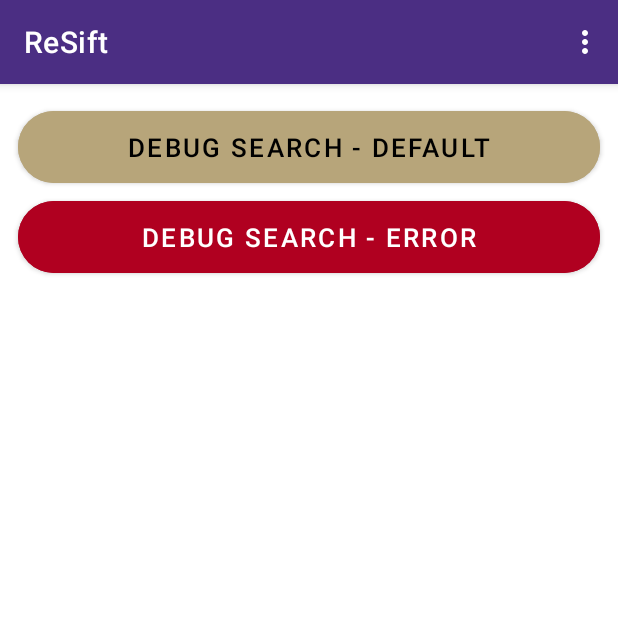
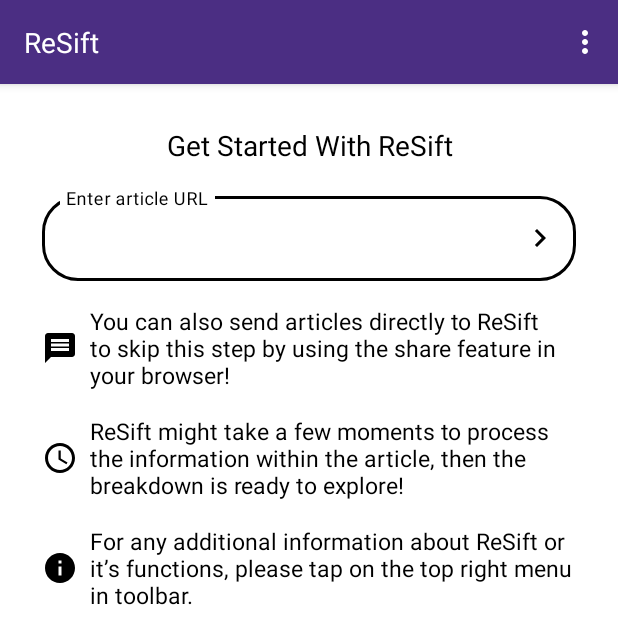
Before and after one commit to Team-Mesa/ReSIFT-Capstone, an Android app: the screen it shows after launch (MainActivity), on a phone screen of 412 x 824 dp. Shown: the top 644 px of the screen. Run offline under Robolectric (Android 15) with nearby library versions, the phone set to English and light mode, and no system bars.

Commit message:
Add home page

```diff
--- a/ReSift/app/src/main/java/edu/uw/minh2804/resift/MainActivity.kt
+++ b/ReSift/app/src/main/java/edu/uw/minh2804/resift/MainActivity.kt
@@ -30,6 +30,7 @@ class MainActivity : AppCompatActivity(R.layout.activity_main) {
 		super.onCreate(savedInstanceState)
 		viewModel.url.value ?: handleIntent(intent)
 		setSupportActionBar(findViewById(R.id.toolbar_main))
+		supportActionBar!!.setDisplayShowTitleEnabled(false)
 		val progressBar = findViewById<FrameLayout>(R.id.frame_layout_main_progress_bar)
 		viewModel.isQuerying.observe(this) {
 			progressBar.visibility = if (it) View.VISIBLE else View.GONE
@@ -62,6 +63,7 @@ class MainActivity : AppCompatActivity(R.layout.activity_main) {
 			R.id.action_theme_dark -> updateTheme(R.id.action_theme_dark)
 			R.id.action_theme_spring -> updateTheme(R.id.action_theme_spring)
 			R.id.action_theme_ukraine -> updateTheme(R.id.action_theme_ukraine)
+			else -> onBackPressed()
 		}
 		return super.onOptionsItemSelected(item)
 	}
--- a/ReSift/app/src/main/java/edu/uw/minh2804/resift/fragments/HomeFragment.kt
+++ b/ReSift/app/src/main/java/edu/uw/minh2804/resift/fragments/HomeFragment.kt
@@ -1,11 +1,16 @@
 package edu.uw.minh2804.resift.fragments
 
 import android.os.Bundle
+import android.view.Gravity
 import android.view.View
-import android.widget.Button
+import android.view.inputmethod.EditorInfo
+import android.widget.TextView
+import androidx.appcompat.widget.Toolbar
 import androidx.fragment.app.Fragment
 import androidx.fragment.app.activityViewModels
 import androidx.navigation.fragment.findNavController
+import com.google.android.material.textfield.TextInputLayout
+import edu.uw.minh2804.resift.MainActivity
 import edu.uw.minh2804.resift.R
 import edu.uw.minh2804.resift.viewmodels.SiftViewModel
 
@@ -14,16 +19,26 @@ class HomeFragment : Fragment(R.layout.fragment_home) {
 
 	override fun onViewCreated(view: View, savedInstanceState: Bundle?) {
 		super.onViewCreated(view, savedInstanceState)
-		view.findViewById<Button>(R.id.button_home_debug_search_default).setOnClickListener {
-			viewModel.siftArticle("https://www.reuters.com/world/europe/powerful-explosions-heard-kyiv-after-russian-warship-sinks-2022-04-15/")
-		}
-		view.findViewById<Button>(R.id.button_home_debug_search_error).setOnClickListener {
-			viewModel.siftArticle("https://www.reuters.com/world/europe/powerful-explos-2022-04-15/")
+		val searchBar = view.findViewById<TextInputLayout>(R.id.text_input_layout_home_search_bar)
+		searchBar.setEndIconOnClickListener { viewModel.siftArticle(searchBar.editText!!.text.toString()) }
+		searchBar.editText!!.setOnEditorActionListener { v, actionId, _ ->
+			if (actionId == EditorInfo.IME_ACTION_SEARCH) {
+				viewModel.siftArticle(v.text.toString())
+				return@setOnEditorActionListener true
+			}
+			return@setOnEditorActionListener false
 		}
 		viewModel.isQuerying.observe(viewLifecycleOwner) {
 			if (it) {
 				findNavController().navigate(R.id.action_HomeFragment_to_SiftFragment)
 			}
 		}
+		val mainActivity = requireActivity() as MainActivity
+		mainActivity.supportActionBar!!.setDisplayHomeAsUpEnabled(false)
+		mainActivity.findViewById<TextView>(R.id.text_view_toolbar_main_app_name).apply {
+			layoutParams = Toolbar.LayoutParams(Toolbar.LayoutParams.WRAP_CONTENT, Toolbar.LayoutParams.WRAP_CONTENT).apply {
+				gravity = Gravity.START
+			}
+		}
 	}
 }
--- a/ReSift/app/src/main/java/edu/uw/minh2804/resift/fragments/SiftFragment.kt
+++ b/ReSift/app/src/main/java/edu/uw/minh2804/resift/fragments/SiftFragment.kt
@@ -2,10 +2,14 @@ package edu.uw.minh2804.resift.fragments
 
 import android.content.Intent
 import android.os.Bundle
+import android.view.Gravity
 import android.view.View
+import android.widget.TextView
+import androidx.appcompat.widget.Toolbar
 import androidx.fragment.app.Fragment
 import androidx.fragment.app.activityViewModels
 import com.google.android.material.button.MaterialButton
+import edu.uw.minh2804.resift.MainActivity
 import edu.uw.minh2804.resift.R
 import edu.uw.minh2804.resift.viewmodels.SiftViewModel
 
@@ -26,5 +30,12 @@ class SiftFragment : Fragment(R.layout.fragment_sift) {
 				shareButtonView.setOnClickListener { startActivity(shareIntent) }
 			}
 		}
+		val mainActivity = requireActivity() as MainActivity
+		mainActivity.supportActionBar!!.setDisplayHomeAsUpEnabled(true)
+		mainActivity.findViewById<TextView>(R.id.text_view_toolbar_main_app_name).apply {
+			layoutParams = Toolbar.LayoutParams(Toolbar.LayoutParams.WRAP_CONTENT, Toolbar.LayoutParams.WRAP_CONTENT).apply {
+				gravity = Gravity.CENTER
+			}
+		}
 	}
 }
--- /dev/null
+++ b/ReSift/app/src/main/res/color/search_bar_box_stroke_color.xml
@@ -0,0 +1,6 @@
+<?xml version="1.0" encoding="utf-8"?>
+<selector xmlns:android="http://schemas.android.com/apk/res/android">
+	<item android:color="?attr/colorOnBackground" android:state_focused="true" />
+	<item android:color="?attr/colorOnBackground" android:state_hovered="true" />
+	<item android:color="?attr/colorOnBackground" />
+</selector>
--- /dev/null
+++ b/ReSift/app/src/main/res/drawable-v24/shape_home_search_bar.xml
@@ -0,0 +1,10 @@
+<?xml version="1.0" encoding="utf-8"?>
+<shape
+	xmlns:android="http://schemas.android.com/apk/res/android" android:dither="true" android:shape="rectangle"
+	>
+	<corners android:radius="@dimen/radius_large_4" />
+	<size
+		android:width="@dimen/width_large_4" android:height="@dimen/height_medium"
+		/>
+	<solid android:color="@color/white" />
+</shape>
--- /dev/null
+++ b/ReSift/app/src/main/res/drawable/ic_home_get_started_body_line_1.xml
@@ -0,0 +1,13 @@
+<vector
+	xmlns:android="http://schemas.android.com/apk/res/android"
+	android:width="24dp"
+	android:height="24dp"
+	android:autoMirrored="true"
+	android:viewportWidth="24"
+	android:viewportHeight="24"
+	>
+	<path
+		android:fillColor="?attr/colorOnBackground"
+		android:pathData="M20,2L4,2c-1.1,0 -1.99,0.9 -1.99,2L2,22l4,-4h14c1.1,0 2,-0.9 2,-2L22,4c0,-1.1 -0.9,-2 -2,-2zM18,14L6,14v-2h12v2zM18,11L6,11L6,9h12v2zM18,8L6,8L6,6h12v2z"
+		/>
+</vector>
--- /dev/null
+++ b/ReSift/app/src/main/res/drawable/ic_home_get_started_body_line_2.xml
@@ -0,0 +1,15 @@
+<vector
+	xmlns:android="http://schemas.android.com/apk/res/android"
+	android:width="24dp"
+	android:height="24dp"
+	android:viewportWidth="24"
+	android:viewportHeight="24"
+	>
+	<path
+		android:fillColor="?attr/colorOnBackground"
+		android:pathData="M11.99,2C6.47,2 2,6.48 2,12s4.47,10 9.99,10C17.52,22 22,17.52 22,12S17.52,2 11.99,2zM12,20c-4.42,0 -8,-3.58 -8,-8s3.58,-8 8,-8 8,3.58 8,8 -3.58,8 -8,8z"
+		/>
+	<path
+		android:fillColor="?attr/colorOnBackground" android:pathData="M12.5,7H11v6l5.25,3.15 0.75,-1.23 -4.5,-2.67z"
+		/>
+</vector>
--- /dev/null
+++ b/ReSift/app/src/main/res/drawable/ic_home_get_started_body_line_3.xml
@@ -0,0 +1,12 @@
+<vector
+	xmlns:android="http://schemas.android.com/apk/res/android"
+	android:width="24dp"
+	android:height="24dp"
+	android:viewportWidth="24"
+	android:viewportHeight="24"
+	>
+	<path
+		android:fillColor="?attr/colorOnBackground"
+		android:pathData="M12,2C6.48,2 2,6.48 2,12s4.48,10 10,10 10,-4.48 10,-10S17.52,2 12,2zM13,17h-2v-6h2v6zM13,9h-2L11,7h2v2z"
+		/>
+</vector>
--- /dev/null
+++ b/ReSift/app/src/main/res/drawable/ic_home_search.xml
@@ -0,0 +1,12 @@
+<vector
+	xmlns:android="http://schemas.android.com/apk/res/android"
+	android:width="24dp"
+	android:height="24dp"
+	android:autoMirrored="true"
+	android:viewportWidth="24"
+	android:viewportHeight="24"
+	>
+	<path
+		android:fillColor="?attr/colorOnBackground" android:pathData="M10,6L8.59,7.41 13.17,12l-4.58,4.59L10,18l6,-6z"
+		/>
+</vector>
--- a/ReSift/app/src/main/res/layout/activity_main.xml
+++ b/ReSift/app/src/main/res/layout/activity_main.xml
@@ -5,6 +5,7 @@
 	xmlns:tools="http://schemas.android.com/tools"
 	android:layout_width="match_parent"
 	android:layout_height="match_parent"
+	android:background="?attr/color"
 	tools:context=".MainActivity"
 	>
 	<com.google.android.material.appbar.AppBarLayout
--- a/ReSift/app/src/main/res/layout/fragment_article_summary_card_body.xml
+++ b/ReSift/app/src/main/res/layout/fragment_article_summary_card_body.xml
@@ -34,7 +34,7 @@
 		android:layout_width="match_parent"
 		android:layout_height="wrap_content"
 		app:animDuration="200"
-		app:maxCollapsedLines="6"
+		app:maxCollapsedLines="5"
 		>
 		<TextView
 			android:id="@id/expandable_text"
--- a/ReSift/app/src/main/res/layout/fragment_home.xml
+++ b/ReSift/app/src/main/res/layout/fragment_home.xml
@@ -1,20 +1,85 @@
 <?xml version="1.0" encoding="utf-8"?>
 <LinearLayout
 	xmlns:android="http://schemas.android.com/apk/res/android"
+	xmlns:app="http://schemas.android.com/apk/res-auto"
 	xmlns:tools="http://schemas.android.com/tools"
 	style="@style/Body"
 	tools:context=".fragments.HomeFragment"
 	>
-	<Button
-		android:id="@+id/button_home_debug_search_default"
-		style="@style/Button"
+	<LinearLayout
 		android:layout_width="match_parent"
-		android:text="@string/home_button_debug_search_default"
-		/>
-	<Button
-		android:id="@+id/button_home_debug_search_error"
-		style="@style/Button.Error"
-		android:layout_width="match_parent"
-		android:text="@string/home_button_debug_search_error"
-		/>
+		android:layout_height="match_parent"
+		android:gravity="center"
+		android:orientation="vertical"
+		android:padding="@dimen/padding_medium"
+		>
+		<TextView
+			android:layout_width="match_parent"
+			android:layout_height="wrap_content"
+			android:layout_marginBottom="@dimen/margin_medium"
+			android:gravity="center"
+			android:text="@string/home_get_started_title"
+			android:textColor="?attr/colorOnBackground"
+			android:textSize="@dimen/text_large"
+			/>
+		<com.google.android.material.textfield.TextInputLayout
+			android:id="@+id/text_input_layout_home_search_bar"
+			style="@style/Widget.MaterialComponents.TextInputLayout.OutlinedBox"
+			android:layout_width="match_parent"
+			android:layout_height="wrap_content"
+			android:layout_marginBottom="@dimen/margin_medium"
+			android:hint="@string/home_search_bar_hint"
+			android:textColorHint="?attr/colorOnBackground"
+			app:boxCornerRadiusBottomEnd="@dimen/radius_large_2"
+			app:boxCornerRadiusBottomStart="@dimen/radius_large_2"
+			app:boxCornerRadiusTopEnd="@dimen/radius_large_2"
+			app:boxCornerRadiusTopStart="@dimen/radius_large_2"
+			app:boxStrokeColor="@color/search_bar_box_stroke_color"
+			app:boxStrokeErrorColor="?attr/colorError"
+			app:endIconDrawable="@drawable/ic_home_search"
+			app:endIconMode="custom"
+			app:endIconTint="?attr/colorOnBackground"
+			app:errorTextColor="?attr/colorOnError"
+			app:hintTextColor="?attr/colorOnBackground"
+			>
+			<com.google.android.material.textfield.TextInputEditText
+				android:layout_width="match_parent"
+				android:layout_height="wrap_content"
+				android:imeOptions="actionSearch"
+				android:inputType="text"
+				android:textColor="?attr/colorOnBackground"
+				/>
+		</com.google.android.material.textfield.TextInputLayout>
+		<TextView
+			android:layout_width="match_parent"
+			android:layout_height="wrap_content"
+			android:layout_marginBottom="@dimen/margin_medium"
+			android:drawablePadding="@dimen/padding_small_2"
+			android:text="@string/home_get_started_body_line_1"
+			android:textColor="?attr/colorOnBackground"
+			android:textSize="@dimen/text_medium"
+			app:drawableStartCompat="@drawable/ic_home_get_started_body_line_1"
+			/>
+		<TextView
+			android:layout_width="match_parent"
+			android:layout_height="wrap_content"
+			android:layout_marginBottom="@dimen/margin_medium"
+			android:drawablePadding="@dimen/padding_small_2"
+			android:text="@string/home_get_started_body_line_2"
+			android:textColor="?attr/colorOnBackground"
+			android:textSize="@dimen/text_medium"
+			app:drawableStartCompat="@drawable/ic_home_get_started_body_line_2"
+			/>
+		<TextView
+			android:layout_width="match_parent"
+			android:layout_height="wrap_content"
+			android:layout_marginBottom="@dimen/margin_medium"
+			android:drawablePadding="@dimen/padding_small_2"
+			android:text="@string/home_get_started_body_line_3"
+			android:textColor="?attr/colorOnBackground"
+			android:textSize="@dimen/text_medium"
+			app:drawableStartCompat="@drawable/ic_home_get_started_body_line_3"
+			/>
+
+	</LinearLayout>
 </LinearLayout>
--- a/ReSift/app/src/main/res/layout/toolbar_main.xml
+++ b/ReSift/app/src/main/res/layout/toolbar_main.xml
@@ -8,4 +8,12 @@
 	app:contentInsetEnd="@dimen/padding_medium"
 	app:contentInsetStart="@dimen/padding_medium"
 	app:layout_scrollFlags="scroll|enterAlways"
-	/>
+	>
+	<TextView
+		android:id="@+id/text_view_toolbar_main_app_name"
+		android:layout_width="wrap_content"
+		android:layout_height="wrap_content"
+		android:text="@string/app_name"
+		android:textSize="@dimen/text_large"
+		/>
+</androidx.appcompat.widget.Toolbar>
--- a/ReSift/app/src/main/res/values/dimen.xml
+++ b/ReSift/app/src/main/res/values/dimen.xml
@@ -73,16 +73,16 @@
 	<dimen name="size_large_6">144dp</dimen>
 
 	<!-- Text -->
-	<dimen name="text_small_3">3.5sp</dimen>
-	<dimen name="text_small_2">7sp</dimen>
-	<dimen name="text_small">10.5sp</dimen>
-	<dimen name="text_medium">14sp</dimen>
-	<dimen name="text_large">17.5sp</dimen>
-	<dimen name="text_large_2">21sp</dimen>
-	<dimen name="text_large_3">28sp</dimen>
-	<dimen name="text_large_4">42sp</dimen>
-	<dimen name="text_large_5">70sp</dimen>
-	<dimen name="text_large_6">126sp</dimen>
+	<dimen name="text_small_3">3.75sp</dimen>
+	<dimen name="text_small_2">7.5sp</dimen>
+	<dimen name="text_small">11.25sp</dimen>
+	<dimen name="text_medium">15sp</dimen>
+	<dimen name="text_large">18.75sp</dimen>
+	<dimen name="text_large_2">22.5sp</dimen>
+	<dimen name="text_large_3">30sp</dimen>
+	<dimen name="text_large_4">45sp</dimen>
+	<dimen name="text_large_5">75sp</dimen>
+	<dimen name="text_large_6">135sp</dimen>
 
 	<!-- Width -->
 	<dimen name="width_small_3">4dp</dimen>
--- a/ReSift/app/src/main/res/values/strings.xml
+++ b/ReSift/app/src/main/res/values/strings.xml
@@ -11,8 +11,11 @@
 	<string name="article_view_source">View full article</string>
 
 	<!-- Home -->
-	<string name="home_button_debug_search_default">Debug Search - Default</string>
-	<string name="home_button_debug_search_error">Debug Search - Error</string>
+	<string name="home_get_started_body_line_1">You can also send articles directly to ReSift to skip this step by using the share feature in your browser!</string>
+	<string name="home_get_started_body_line_2">ReSift might take a few moments to process the information within the article, then the breakdown is ready to explore!</string>
+	<string name="home_get_started_body_line_3">For any additional information about ReSift or it’s functions, please tap on the top right menu in toolbar.</string>
+	<string name="home_get_started_title">Get Started With ReSift</string>
+	<string name="home_search_bar_hint">Enter article URL</string>
 
 	<!-- Keys -->
 	<string name="key_setting_theme">Theme</string>
--- a/ReSift/app/src/main/res/values/styles.xml
+++ b/ReSift/app/src/main/res/values/styles.xml
@@ -8,6 +8,7 @@
 		<item name="android:layout_width">match_parent</item>
 		<item name="android:orientation">vertical</item>
 		<item name="android:padding">@dimen/padding_small</item>
+		<item name="android:background">?attr/color</item>
 	</style>
 	<style name="Button">
 		<item name="android:backgroundTint">?attr/colorSecondary</item>
--- a/ReSift/app/src/main/res/values/themes.xml
+++ b/ReSift/app/src/main/res/values/themes.xml
@@ -12,10 +12,6 @@
 
 		<!-- Toolbar -->
 		<item name="android:textColorSecondary">?attr/colorOnPrimary</item>
-
-		<!-- Other -->
-		<item name="android:background">?attr/color</item>
-		<item name="android:textColor">?attr/colorOnBackground</item>
 	</style>
 	<style name="Theme.App.DayNight" parent="Theme.App.Light" />
 	<style name="Theme.Popup" parent="Widget.Material3.PopupMenu">
```
